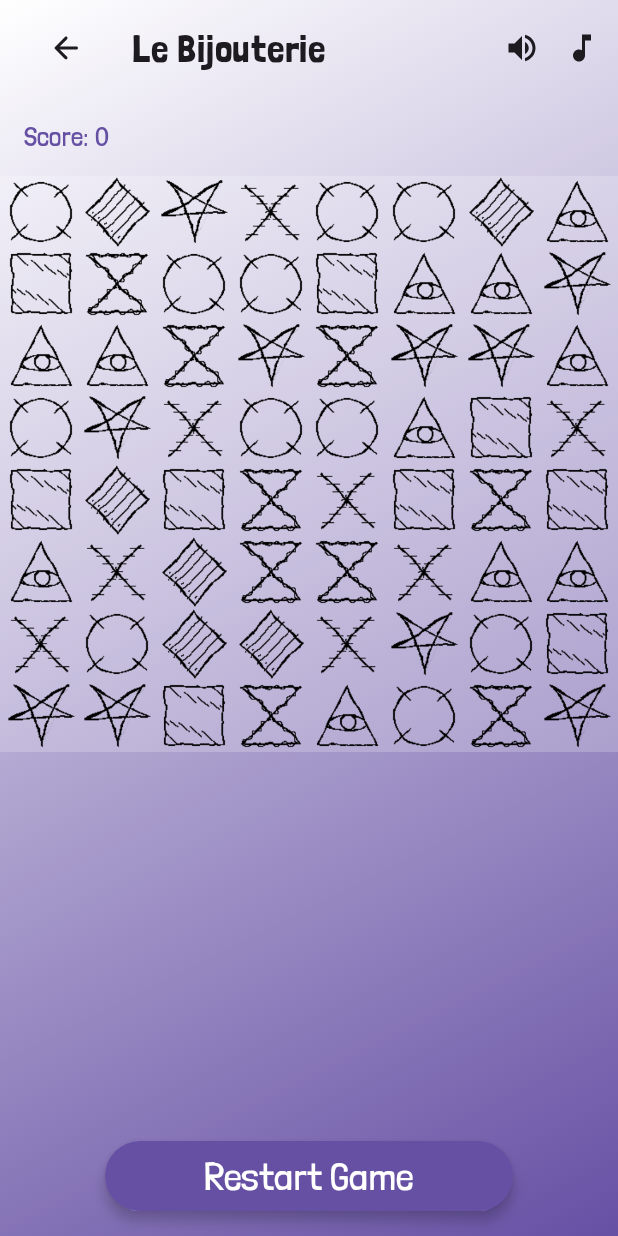
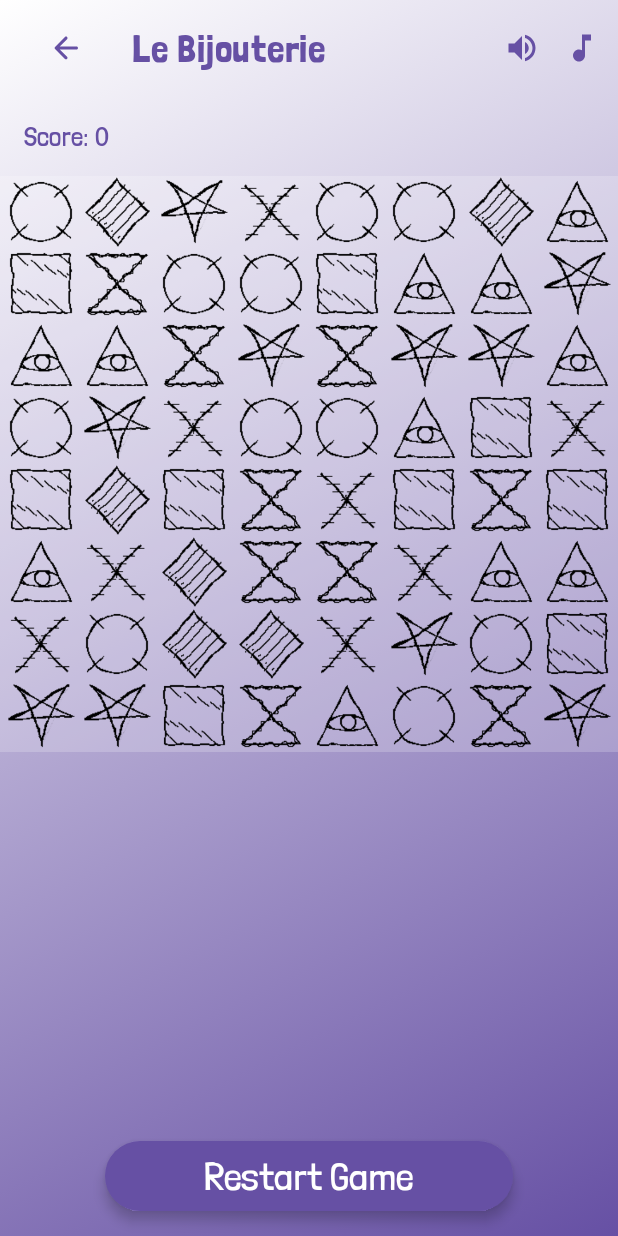
Before and after one commit to TVT22KMO-GROUP-8/BejeveledMobileGame, an Android app built with Jetpack Compose: the BejeweledGameBoard screen opened through its navigation route, on a phone screen of 412 x 824 dp. Run offline under Robolectric (Android 15) with nearby library versions, the phone set to English and light mode, and no system bars; our stand-ins replace Firebase (no records; nobody signed in at launch, a user with empty details on screens opened directly), Room's generated code.

Commit message:
Fiksattu top app bari titlen värit

```diff
--- a/app/src/main/java/com/example/bejeweled/ui/GameBoard.kt
+++ b/app/src/main/java/com/example/bejeweled/ui/GameBoard.kt
@@ -183,7 +183,8 @@ fun BejeweledGameBoard(
             TopAppBar(
                 title = { Text(text = "Le Bijouterie") },
                 colors = TopAppBarDefaults.centerAlignedTopAppBarColors(
-                    containerColor = Color.Transparent
+                    containerColor = Color.Transparent,
+                    titleContentColor = colorScheme.primary
                 ),
                 navigationIcon = {
                     IconButton(
@@ -193,7 +194,11 @@ fun BejeweledGameBoard(
                                   },
                         modifier = Modifier.padding(16.dp),
                     ) {
-                        Icon(Icons.Rounded.ArrowBack, contentDescription = "Back")
+                        Icon(
+                            Icons.Rounded.ArrowBack,
+                            contentDescription = "Back",
+                            tint = colorScheme.primary
+                        )
                     }
                 },
                 actions = {
--- a/app/src/main/java/com/example/bejeweled/ui/Settings.kt
+++ b/app/src/main/java/com/example/bejeweled/ui/Settings.kt
@@ -80,14 +80,19 @@ fun SettingsScreen(
                 TopAppBar(
                     title = { Text(text = "Settings") },
                     colors = TopAppBarDefaults.centerAlignedTopAppBarColors(
-                        containerColor = Color.Transparent
+                        containerColor = Color.Transparent,
+                        titleContentColor = colorScheme.primary
                     ),
                     navigationIcon = {
                         IconButton(
                             onClick = { navController.navigate("start_menu") },
                             modifier = Modifier.padding(16.dp),
                         ) {
-                            Icon(Icons.Rounded.ArrowBack, contentDescription = "Back")
+                            Icon(
+                                Icons.Rounded.ArrowBack,
+                                contentDescription = "Back",
+                                tint = colorScheme.primary
+                            )
                         }
                     }
                 )
@@ -180,7 +185,7 @@ fun CustomSoundToggleIcon(
             .size(24.dp)
             .background(color = Color.Transparent)
             .clickable { onToggle() },
-        colorFilter = ColorFilter.tint(MaterialTheme.colorScheme.onSurface)
+        colorFilter = ColorFilter.tint(MaterialTheme.colorScheme.primary)
     )
 }
 
@@ -203,7 +208,7 @@ fun CustomMusicToggleIcon(
             .size(24.dp)
             .background(color = Color.Transparent)
             .clickable { onToggle() },
-        colorFilter = ColorFilter.tint(MaterialTheme.colorScheme.onSurface)
+        colorFilter = ColorFilter.tint(MaterialTheme.colorScheme.primary)
     )
 }
 
```
Also changed, not shown: app/src/main/java/com/example/bejeweled/ui/ScoreBoard.kt (+7 -2 lines).
